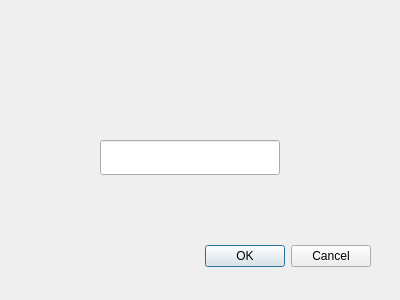
Before: the Qt Designer form src/ui/FreeDialog.ui in OWmess/DynamicPartition, drawn with Qt 5.
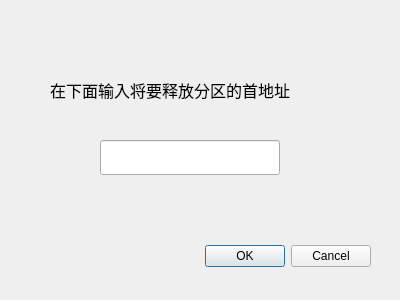
After: the same form once the commit is applied.

What changed in the file:
```diff
--- a/src/ui/FreeDialog.ui
+++ b/src/ui/FreeDialog.ui
@@ -42,10 +42,10 @@
   <widget class="QLabel" name="label">
    <property name="geometry">
     <rect>
-     <x>150</x>
-     <y>100</y>
-     <width>72</width>
-     <height>15</height>
+     <x>50</x>
+     <y>70</y>
+     <width>300</width>
+     <height>40</height>
     </rect>
    </property>
    <property name="font">
@@ -55,7 +55,7 @@
     </font>
    </property>
    <property name="text">
-    <string/>
+    <string>在下面输入将要释放分区的首地址</string>
    </property>
   </widget>
  </widget>
```
